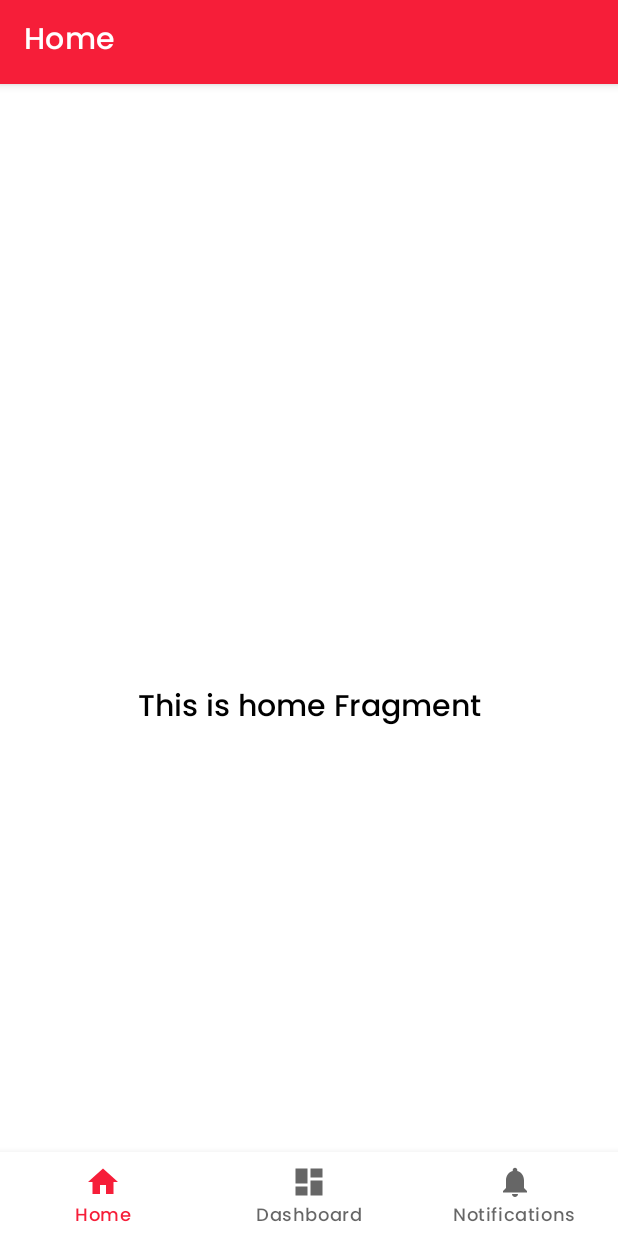
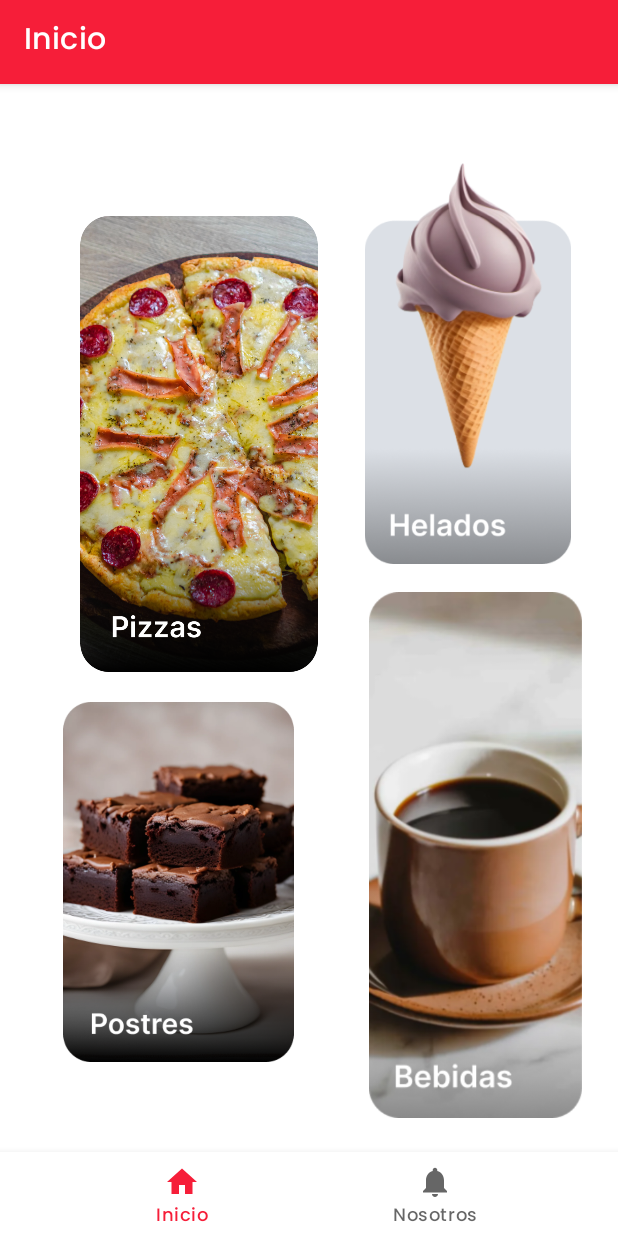
Before and after one commit to cesar-brandon/DonGiusseppiApp, an Android app: the HomeFragment screen opened directly, with no data from a screen before it, on a phone screen of 412 x 824 dp. Run offline under Robolectric (Android 15) with nearby library versions, the light colour scheme and no system bars; our stand-ins replace navigation-ui.

Commit message:
🦆 Home

```diff
--- a/app/build.gradle.kts
+++ b/app/build.gradle.kts
@@ -48,6 +48,8 @@ dependencies {
     implementation("androidx.lifecycle:lifecycle-viewmodel-ktx:2.6.2")
     implementation("androidx.navigation:navigation-fragment-ktx:2.7.6")
     implementation("androidx.navigation:navigation-ui-ktx:2.7.6")
+    implementation("androidx.legacy:legacy-support-v4:1.0.0")
+    implementation("androidx.recyclerview:recyclerview:1.3.0")
     testImplementation("junit:junit:4.13.2")
     androidTestImplementation("androidx.test.ext:junit:1.1.5")
     androidTestImplementation("androidx.test.espresso:espresso-core:3.5.1")
--- a/app/src/main/java/dongiusseppi/com/MainActivity.kt
+++ b/app/src/main/java/dongiusseppi/com/MainActivity.kt
@@ -26,7 +26,7 @@ class MainActivity : AppCompatActivity() {
         // menu should be considered as top level destinations.
         val appBarConfiguration = AppBarConfiguration(
             setOf(
-                R.id.navigation_home, R.id.navigation_dashboard, R.id.navigation_notifications
+                R.id.navigation_home, R.id.navigation_notifications
             )
         )
         setupActionBarWithNavController(navController, appBarConfiguration)
--- a/app/src/main/java/dongiusseppi/com/ui/home/HomeFragment.kt
+++ b/app/src/main/java/dongiusseppi/com/ui/home/HomeFragment.kt
@@ -28,10 +28,6 @@ class HomeFragment : Fragment() {
         _binding = FragmentHomeBinding.inflate(inflater, container, false)
         val root: View = binding.root
 
-        val textView: TextView = binding.textHome
-        homeViewModel.text.observe(viewLifecycleOwner) {
-            textView.text = it
-        }
         return root
     }
 
--- a/app/src/main/res/layout/activity_main.xml
+++ b/app/src/main/res/layout/activity_main.xml
@@ -1,10 +1,11 @@
 <?xml version="1.0" encoding="utf-8"?>
 <androidx.constraintlayout.widget.ConstraintLayout xmlns:android="http://schemas.android.com/apk/res/android"
     xmlns:app="http://schemas.android.com/apk/res-auto"
+    xmlns:tools="http://schemas.android.com/tools"
     android:id="@+id/container"
     android:layout_width="match_parent"
     android:layout_height="match_parent"
-    android:paddingTop="?attr/actionBarSize">
+    android:visibility="visible">
 
     <com.google.android.material.bottomnavigation.BottomNavigationView
         android:id="@+id/nav_view"
@@ -25,9 +26,11 @@
         android:layout_height="match_parent"
         app:defaultNavHost="true"
         app:layout_constraintBottom_toTopOf="@id/nav_view"
+        app:layout_constraintHorizontal_bias="0.0"
         app:layout_constraintLeft_toLeftOf="parent"
         app:layout_constraintRight_toRightOf="parent"
         app:layout_constraintTop_toTopOf="parent"
+        app:layout_constraintVertical_bias="0.0"
         app:navGraph="@navigation/mobile_navigation" />
 
 </androidx.constraintlayout.widget.ConstraintLayout>
--- a/app/src/main/res/layout/fragment_home.xml
+++ b/app/src/main/res/layout/fragment_home.xml
@@ -6,17 +6,51 @@
     android:layout_height="match_parent"
     tools:context=".ui.home.HomeFragment">
 
-    <TextView
-        android:id="@+id/text_home"
-        android:layout_width="match_parent"
-        android:layout_height="wrap_content"
+    <ImageView
+        android:id="@+id/imageView5"
+        android:layout_width="177dp"
+        android:layout_height="304dp"
+        android:layout_marginBottom="376dp"
+        android:src="@drawable/main_pizza"
+        app:layout_constraintBottom_toBottomOf="parent"
+        app:layout_constraintEnd_toStartOf="@+id/imageView8"
+        app:layout_constraintHorizontal_bias="0.727"
+        app:layout_constraintStart_toStartOf="parent" />
+
+    <ImageView
+        android:id="@+id/imageView6"
+        android:layout_width="191dp"
+        android:layout_height="240dp"
         android:layout_marginStart="8dp"
-        android:layout_marginTop="8dp"
-        android:layout_marginEnd="8dp"
-        android:textAlignment="center"
-        android:textSize="20sp"
+        android:layout_marginTop="20dp"
+        android:layout_marginEnd="4dp"
+        android:src="@drawable/main_postres"
+        app:layout_constraintBottom_toBottomOf="parent"
+        app:layout_constraintEnd_toStartOf="@+id/imageView9"
+        app:layout_constraintHorizontal_bias="0.357"
+        app:layout_constraintStart_toStartOf="parent"
+        app:layout_constraintTop_toBottomOf="@+id/imageView5"
+        app:layout_constraintVertical_bias="0.0" />
+
+    <ImageView
+        android:id="@+id/imageView8"
+        android:layout_width="148dp"
+        android:layout_height="277dp"
+        android:layout_marginBottom="448dp"
+        android:src="@drawable/main_helados"
         app:layout_constraintBottom_toBottomOf="parent"
         app:layout_constraintEnd_toEndOf="parent"
-        app:layout_constraintStart_toStartOf="parent"
-        app:layout_constraintTop_toTopOf="parent" />
+        app:layout_constraintHorizontal_bias="0.902"
+        app:layout_constraintStart_toStartOf="parent" />
+
+    <ImageView
+        android:id="@+id/imageView9"
+        android:layout_width="142dp"
+        android:layout_height="356dp"
+        android:layout_marginTop="16dp"
+        android:layout_marginEnd="24dp"
+        android:src="@drawable/main_bebidas"
+        app:layout_constraintEnd_toEndOf="parent"
+        app:layout_constraintTop_toBottomOf="@+id/imageView8" />
+
 </androidx.constraintlayout.widget.ConstraintLayout>
--- a/app/src/main/res/menu/bottom_nav_menu.xml
+++ b/app/src/main/res/menu/bottom_nav_menu.xml
@@ -7,13 +7,7 @@
         android:title="@string/title_home" />
 
     <item
-        android:id="@+id/navigation_dashboard"
-        android:icon="@drawable/ic_dashboard_black_24dp"
-        android:title="@string/title_dashboard" />
-
-    <item
         android:id="@+id/navigation_notifications"
         android:icon="@drawable/ic_notifications_black_24dp"
         android:title="@string/title_notifications" />
-
 </menu>
--- a/app/src/main/res/navigation/mobile_navigation.xml
+++ b/app/src/main/res/navigation/mobile_navigation.xml
@@ -12,12 +12,6 @@
         tools:layout="@layout/fragment_home" />
 
     <fragment
-        android:id="@+id/navigation_dashboard"
-        android:name="dongiusseppi.com.ui.dashboard.DashboardFragment"
-        android:label="@string/title_dashboard"
-        tools:layout="@layout/fragment_dashboard" />
-
-    <fragment
         android:id="@+id/navigation_notifications"
         android:name="dongiusseppi.com.ui.notifications.NotificationsFragment"
         android:label="@string/title_notifications"
--- a/app/src/main/res/values/dimens.xml
+++ b/app/src/main/res/values/dimens.xml
@@ -5,4 +5,5 @@
     <dimen name="appbar_padding">16dp</dimen>
     <dimen name="fab_margin">16dp</dimen>
     <dimen name="appbar_padding_top">8dp</dimen>
+    <dimen name="text_margin">16dp</dimen>
 </resources>
--- a/app/src/main/res/values/strings.xml
+++ b/app/src/main/res/values/strings.xml
@@ -4,9 +4,9 @@
     <string name="tab_text_1">Tab 1</string>
     <string name="tab_text_2">Tab 2</string>
     <string name="title_activity_main">MainActivity</string>
-    <string name="title_home">Home</string>
-    <string name="title_dashboard">Dashboard</string>
-    <string name="title_notifications">Notifications</string>
+    <string name="title_home">Inicio</string>
+    <string name="title_dashboard">Administración</string>
+    <string name="title_notifications">Nosotros</string>
     <!-- TODO: Remove or change this placeholder text -->
-    <string name="hello_blank_fragment">Hello blank fragment</string>
+    <string name="hello_blank_fragment">0 resultados</string>
 </resources>
```
Also changed, not shown: app/src/main/java/dongiusseppi/com/StartActivity.kt (+7 -0 lines), app/src/main/java/dongiusseppi/com/ui/dashboard/DashboardFragment.kt (deleted, +0 -42 lines), app/src/main/java/dongiusseppi/com/ui/dashboard/DashboardViewModel.kt (deleted, +0 -13 lines), app/src/main/res/layout/activity_start.xml (+7 -6 lines), app/src/main/res/layout/fragment_dashboard.xml (deleted, +0 -22 lines), app/src/main/res/layout/fragment_menu.xml (+4 -4 lines), app/src/main/res/layout/fragment_place.xml (+45 -6 lines), app/src/main/res/layout/fragment_welcome.xml (+3 -4 lines).
